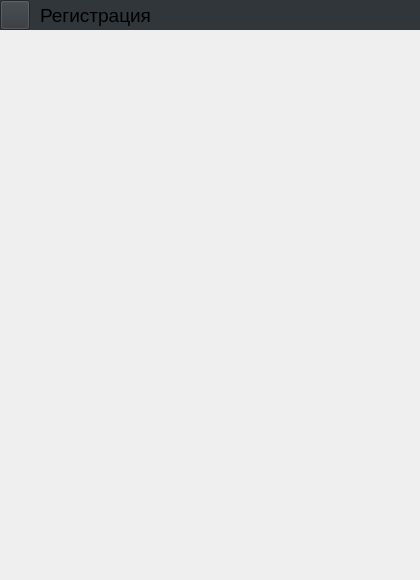
Qt form Client/signup.ui (KarpovVlY/Client) before a commit.
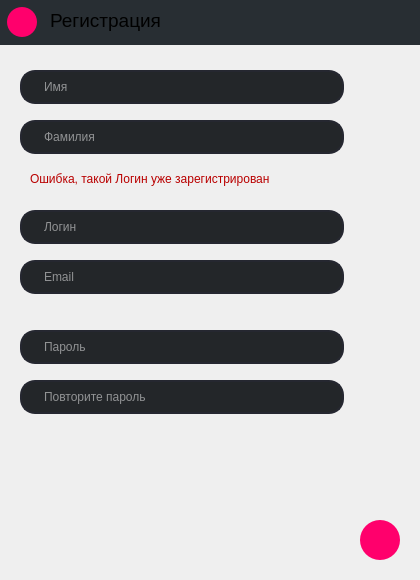
The same form after that commit. Icons and pictures are not drawn.

Patch:
```diff
--- a/Client/signup.ui
+++ b/Client/signup.ui
@@ -16,41 +16,138 @@
   <property name="styleSheet">
    <string notr="true"/>
   </property>
-  <widget class="QWidget" name="widget" native="true">
+  <widget class="QLineEdit" name="nameLineEdit">
+   <property name="geometry">
+    <rect>
+     <x>20</x>
+     <y>70</y>
+     <width>324</width>
+     <height>34</height>
+    </rect>
+   </property>
+   <property name="styleSheet">
+    <string notr="true">QLineEdit {
+	border: 2px solid rgb(37, 39, 48); 
+	color:  #FFF; 
+	border-radius: 15px; 
+	padding-left: 20px;
+	padding-right: 20px; 
+	background-color: rgb(35, 38, 41); 
+	selection-background-color: rgb(43,45,56);  
+	max-width:280px; 
+	max-height:30px;
+	min-width:280px; 
+	min-height:30px;
+}
+ 
+QLineEdit:hover{
+	border: 2px solid rgb(27, 28, 35);
+} 
+                            
+QLineEdit:focus{
+	border: 2px solid rgb(27, 28, 35); 
+	background-color: rgb(30, 33, 36); 
+}
+</string>
+   </property>
+   <property name="text">
+    <string/>
+   </property>
+   <property name="placeholderText">
+    <string>Имя</string>
+   </property>
+  </widget>
+  <widget class="QLineEdit" name="surnameLineEdit">
+   <property name="geometry">
+    <rect>
+     <x>20</x>
+     <y>120</y>
+     <width>324</width>
+     <height>34</height>
+    </rect>
+   </property>
+   <property name="styleSheet">
+    <string notr="true">QLineEdit {
+	border: 2px solid rgb(37, 39, 48); 
+	color:  #FFF; 
+	border-radius: 15px; 
+	padding-left: 20px;
+	padding-right: 20px; 
+	background-color: rgb(35, 38, 41); 
+	selection-background-color: rgb(43,45,56);  
+	max-width:280px; 
+	max-height:30px;
+	min-width:280px; 
+	min-height:30px;
+}
+ 
+QLineEdit:hover{
+	border: 2px solid rgb(27, 28, 35);
+} 
+                            
+QLineEdit:focus{
+	border: 2px solid rgb(27, 28, 35); 
+	background-color: rgb(30, 33, 36); 
+}
+</string>
+   </property>
+   <property name="text">
+    <string/>
+   </property>
+   <property name="placeholderText">
+    <string>Фамилия</string>
+   </property>
+  </widget>
+  <widget class="QWidget" name="categoryWidget" native="true">
    <property name="geometry">
     <rect>
      <x>0</x>
      <y>0</y>
      <width>420</width>
-     <height>30</height>
+     <height>45</height>
     </rect>
    </property>
    <property name="styleSheet">
-    <string notr="true">background-color: rgb(49, 54, 59);</string>
+    <string notr="true">background-color: rgb(40, 46, 51);</string>
    </property>
-   <widget class="QPushButton" name="pushButton">
+   <widget class="QPushButton" name="cancelButon">
     <property name="geometry">
      <rect>
-      <x>0</x>
-      <y>0</y>
+      <x>7</x>
+      <y>7</y>
       <width>30</width>
       <height>30</height>
      </rect>
     </property>
+    <property name="styleSheet">
+     <string notr="true">background-color:  #ff006c;
+ border-style: solid;
+ border-radius:15px;
+ max-width:30px;
+ max-height:30px;
+ min-width:30px;
+ min-height:30px;</string>
+    </property>
     <property name="text">
      <string/>
     </property>
     <property name="icon">
      <iconset>
-      <normaloff>../../../../../Рабочий стол/ClientRes/arrow_left_white.png</normaloff>../../../../../Рабочий стол/ClientRes/arrow_left_white.png</iconset>
+      <normaloff>../../../../../Рабочий стол/ClientRes/arrow_white.png</normaloff>../../../../../Рабочий стол/ClientRes/arrow_white.png</iconset>
+    </property>
+    <property name="iconSize">
+     <size>
+      <width>25</width>
+      <height>25</height>
+     </size>
     </property>
    </widget>
-   <widget class="QLabel" name="label">
+   <widget class="QLabel" name="signupLabel">
     <property name="geometry">
      <rect>
-      <x>40</x>
-      <y>0</y>
-      <width>131</width>
+      <x>50</x>
+      <y>5</y>
+      <width>141</width>
       <height>30</height>
      </rect>
     </property>
@@ -64,6 +161,221 @@
     </property>
    </widget>
   </widget>
+  <widget class="QLineEdit" name="loginLineEdit">
+   <property name="geometry">
+    <rect>
+     <x>20</x>
+     <y>210</y>
+     <width>324</width>
+     <height>34</height>
+    </rect>
+   </property>
+   <property name="styleSheet">
+    <string notr="true">QLineEdit {
+	border: 2px solid rgb(37, 39, 48); 
+	color:  #FFF; 
+	border-radius: 15px; 
+	padding-left: 20px;
+	padding-right: 20px; 
+	background-color: rgb(35, 38, 41); 
+	selection-background-color: rgb(43,45,56);  
+	max-width:280px; 
+	max-height:30px;
+	min-width:280px; 
+	min-height:30px;
+}
+ 
+QLineEdit:hover{
+	border: 2px solid rgb(27, 28, 35);
+} 
+                            
+QLineEdit:focus{
+	border: 2px solid rgb(27, 28, 35); 
+	background-color: rgb(30, 33, 36); 
+}
+</string>
+   </property>
+   <property name="text">
+    <string/>
+   </property>
+   <property name="placeholderText">
+    <string>Логин</string>
+   </property>
+  </widget>
+  <widget class="QLineEdit" name="emailLineEdit">
+   <property name="geometry">
+    <rect>
+     <x>20</x>
+     <y>260</y>
+     <width>324</width>
+     <height>34</height>
+    </rect>
+   </property>
+   <property name="styleSheet">
+    <string notr="true">QLineEdit {
+	border: 2px solid rgb(37, 39, 48); 
+	color:  #FFF; 
+	border-radius: 15px; 
+	padding-left: 20px;
+	padding-right: 20px; 
+	background-color: rgb(35, 38, 41); 
+	selection-background-color: rgb(43,45,56);  
+	max-width:280px; 
+	max-height:30px;
+	min-width:280px; 
+	min-height:30px;
+}
+ 
+QLineEdit:hover{
+	border: 2px solid rgb(27, 28, 35);
+} 
+                            
+QLineEdit:focus{
+	border: 2px solid rgb(27, 28, 35); 
+	background-color: rgb(30, 33, 36); 
+}
+</string>
+   </property>
+   <property name="text">
+    <string/>
+   </property>
+   <property name="placeholderText">
+    <string>Email</string>
+   </property>
+  </widget>
+  <widget class="QLineEdit" name="passwordLineEdit">
+   <property name="geometry">
+    <rect>
+     <x>20</x>
+     <y>330</y>
+     <width>324</width>
+     <height>34</height>
+    </rect>
+   </property>
+   <property name="styleSheet">
+    <string notr="true">QLineEdit {
+	border: 2px solid rgb(37, 39, 48); 
+	color:  #FFF; 
+	border-radius: 15px; 
+	padding-left: 20px;
+	padding-right: 20px; 
+	background-color: rgb(35, 38, 41); 
+	selection-background-color: rgb(43,45,56);  
+	max-width:280px; 
+	max-height:30px;
+	min-width:280px; 
+	min-height:30px;
+}
+ 
+QLineEdit:hover{
+	border: 2px solid rgb(27, 28, 35);
+} 
+                            
+QLineEdit:focus{
+	border: 2px solid rgb(27, 28, 35); 
+	background-color: rgb(30, 33, 36); 
+}
+</string>
+   </property>
+   <property name="text">
+    <string/>
+   </property>
+   <property name="placeholderText">
+    <string>Пароль</string>
+   </property>
+  </widget>
+  <widget class="QLineEdit" name="repeatLineEdit">
+   <property name="geometry">
+    <rect>
+     <x>20</x>
+     <y>380</y>
+     <width>324</width>
+     <height>34</height>
+    </rect>
+   </property>
+   <property name="styleSheet">
+    <string notr="true">QLineEdit {
+	border: 2px solid rgb(37, 39, 48); 
+	color:  #FFF; 
+	border-radius: 15px; 
+	padding-left: 20px;
+	padding-right: 20px; 
+	background-color: rgb(35, 38, 41); 
+	selection-background-color: rgb(43,45,56);  
+	max-width:280px; 
+	max-height:30px;
+	min-width:280px; 
+	min-height:30px;
+}
+ 
+QLineEdit:hover{
+	border: 2px solid rgb(27, 28, 35);
+} 
+                            
+QLineEdit:focus{
+	border: 2px solid rgb(27, 28, 35); 
+	background-color: rgb(30, 33, 36); 
+}
+</string>
+   </property>
+   <property name="text">
+    <string/>
+   </property>
+   <property name="placeholderText">
+    <string>Повторите пароль</string>
+   </property>
+  </widget>
+  <widget class="QPushButton" name="confirmButton">
+   <property name="geometry">
+    <rect>
+     <x>360</x>
+     <y>520</y>
+     <width>40</width>
+     <height>40</height>
+    </rect>
+   </property>
+   <property name="styleSheet">
+    <string notr="true">background-color: #ff006c;
+ border-style: solid;
+ border-radius:20px;
+ max-width:40px;
+ max-height:40px;
+ min-width:40px;
+ min-height:40px;</string>
+   </property>
+   <property name="text">
+    <string/>
+   </property>
+   <property name="icon">
+    <iconset>
+     <normaloff>../../../../../Рабочий стол/ClientRes/done_white.png</normaloff>../../../../../Рабочий стол/ClientRes/done_white.png</iconset>
+   </property>
+   <property name="iconSize">
+    <size>
+     <width>30</width>
+     <height>30</height>
+    </size>
+   </property>
+  </widget>
+  <widget class="QLabel" name="errorLabel">
+   <property name="enabled">
+    <bool>true</bool>
+   </property>
+   <property name="geometry">
+    <rect>
+     <x>30</x>
+     <y>170</y>
+     <width>291</width>
+     <height>18</height>
+    </rect>
+   </property>
+   <property name="styleSheet">
+    <string notr="true">color: rgb(185, 0, 0);</string>
+   </property>
+   <property name="text">
+    <string>Ошибка, такой Логин уже зарегистрирован</string>
+   </property>
+  </widget>
  </widget>
  <resources/>
  <connections/>
```
